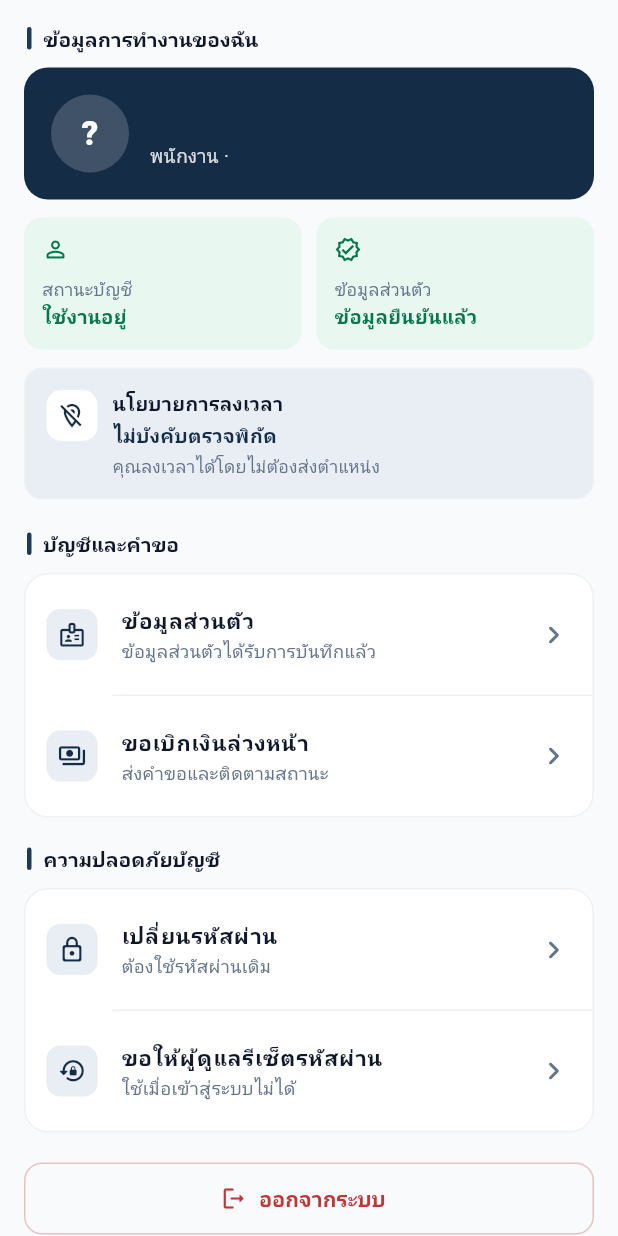
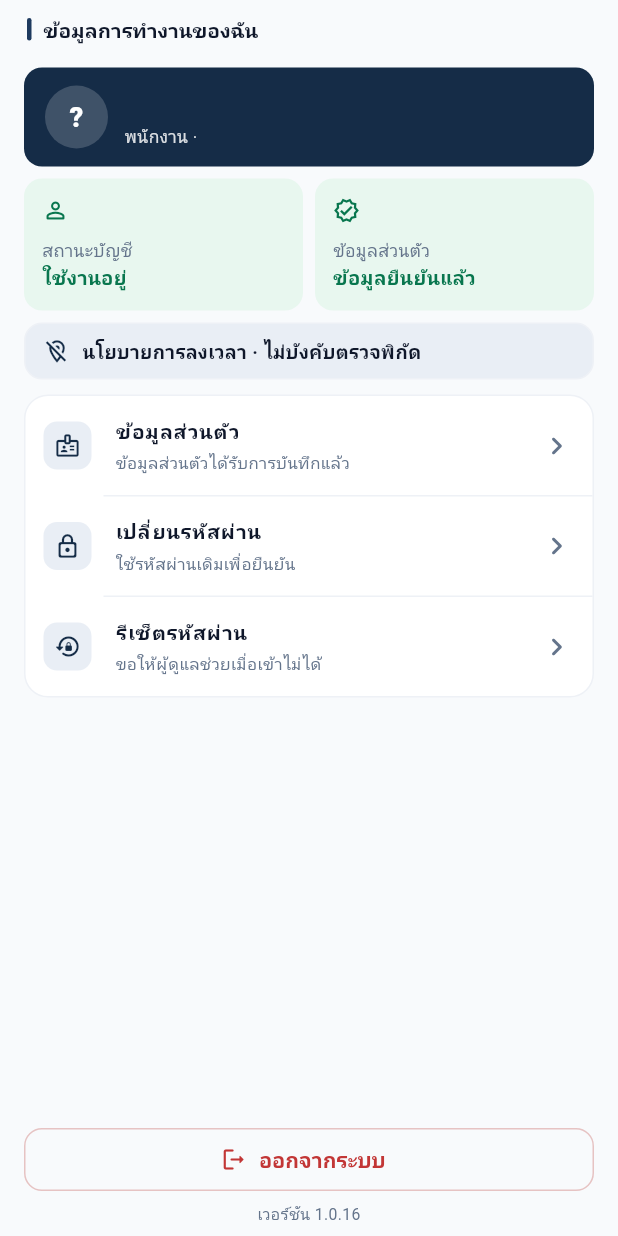
Before and after one commit to worawutmais-dotcom/Workforce_Operations_Hub, a Flutter app: the AccountScreen widget shown alone on an empty page, opened directly with empty values, on a phone screen of 412 x 824 dp. Run offline on Flutter 3.47's test engine with Material 3 defaults, Android fonts, the phone set to English and light mode, and no system bars; our stand-ins replace flutter_local_notifications, flutter_map, flutter_secure_storage, geolocator, latlong2, timezone; accounts and stored records are empty; network calls fail.

Commit message:
feat: streamline employee account screen

```diff
--- a/employee_mobile/lib/main.dart
+++ b/employee_mobile/lib/main.dart
@@ -2325,10 +2325,9 @@ class _RequestsPage extends StatefulWidget {
 }
 
 class _RequestsPageState extends State<_RequestsPage> {
-  List<Map<String, dynamic>> _leaves = [], _advances = [];
+  List<Map<String, dynamic>> _leaves = [];
   bool _loading = true;
   String? _error;
-  String _filter = 'all';
 
   @override
   void initState() {
@@ -2342,14 +2341,10 @@ class _RequestsPageState extends State<_RequestsPage> {
       _error = null;
     });
     try {
-      final result = await Future.wait([
-        BvnApi().leaveCalendar(widget.token),
-        BvnApi().advances(widget.token),
-      ]);
+      final leaves = await BvnApi().leaveCalendar(widget.token);
       if (mounted) {
         setState(() {
-          _leaves = result[0];
-          _advances = result[1];
+          _leaves = leaves;
           _loading = false;
         });
       }
@@ -2455,52 +2450,6 @@ class _RequestsPageState extends State<_RequestsPage> {
     ),
   );
 
-  Widget _advanceCard(BuildContext context, Map<String, dynamic> item) => Card(
-    child: Padding(
-      padding: const EdgeInsets.all(14),
-      child: Row(
-        crossAxisAlignment: CrossAxisAlignment.start,
-        children: [
-          _requestIcon(context, Icons.payments_outlined),
-          const SizedBox(width: 12),
-          Expanded(
-            child: Column(
-              crossAxisAlignment: CrossAxisAlignment.start,
-              children: [
-                const Text(
-                  'เบิกเงินล่วงหน้า',
-                  style: TextStyle(fontSize: 15, fontWeight: FontWeight.w600),
-                ),
-                const SizedBox(height: 3),
-                Text(
-                  '${item['requestDate'] ?? '—'} · ฿${((item['amount'] as num?) ?? 0).toStringAsFixed(2)}',
-                  style: TextStyle(
-                    fontSize: 12,
-                    color: Theme.of(context).colorScheme.onSurfaceVariant,
-                  ),
-                ),
-                if ('${item['reason'] ?? ''}'.trim().isNotEmpty) ...[
-                  const SizedBox(height: 5),
-                  Text(
-                    '${item['reason']}',
-                    maxLines: 2,
-                    overflow: TextOverflow.ellipsis,
-                    style: TextStyle(
-                      fontSize: 12,
-                      color: Theme.of(context).colorScheme.onSurfaceVariant,
-                    ),
-                  ),
-                ],
-              ],
-            ),
-          ),
-          const SizedBox(width: 8),
-          _badge('${item['status'] ?? 'pending'}'),
-        ],
-      ),
-    ),
-  );
-
   Widget _requestIcon(BuildContext context, IconData icon) => Container(
     width: 38,
     height: 38,
@@ -2517,8 +2466,7 @@ class _RequestsPageState extends State<_RequestsPage> {
 
   @override
   Widget build(BuildContext context) {
-    final leaves = _filter == 'advance' ? <Map<String, dynamic>>[] : _leaves;
-    final advances = _filter == 'leave' ? <Map<String, dynamic>>[] : _advances;
+    final leaves = _leaves;
     return RefreshIndicator(
       onRefresh: _load,
       child: ListView(
@@ -2539,7 +2487,7 @@ class _RequestsPageState extends State<_RequestsPage> {
                     ),
                     SizedBox(height: 3),
                     Text(
-                      'ติดตามสถานะลาและเงินล่วงหน้า',
+                      'ติดตามสถานะคำขอลาของคุณ',
                       style: TextStyle(fontSize: 12),
                     ),
                   ],
@@ -2551,17 +2499,7 @@ class _RequestsPageState extends State<_RequestsPage> {
               ),
             ],
           ),
-          const SizedBox(height: 16),
-          SegmentedButton<String>(
-            segments: const [
-              ButtonSegment(value: 'all', label: Text('ทั้งหมด')),
-              ButtonSegment(value: 'leave', label: Text('ลา')),
-              ButtonSegment(value: 'advance', label: Text('เงินล่วงหน้า')),
-            ],
-            selected: {_filter},
-            onSelectionChanged: (v) => setState(() => _filter = v.first),
-          ),
-          const SizedBox(height: 16),
+          const SizedBox(height: 12),
           if (_loading)
             const Padding(
               padding: EdgeInsets.all(30),
@@ -2584,7 +2522,7 @@ class _RequestsPageState extends State<_RequestsPage> {
                 ),
               ),
             )
-          else if (leaves.isEmpty && advances.isEmpty)
+          else if (leaves.isEmpty)
             Card(
               child: Padding(
                 padding: const EdgeInsets.all(20),
@@ -2602,7 +2540,7 @@ class _RequestsPageState extends State<_RequestsPage> {
                     ),
                     const SizedBox(height: 3),
                     const Text(
-                      'เมื่อส่งคำขอลาหรือเบิกเงินล่วงหน้า สถานะจะแสดงที่นี่',
+                      'เมื่อส่งคำขอลา สถานะจะแสดงที่นี่',
                       textAlign: TextAlign.center,
                     ),
                   ],
@@ -2610,7 +2548,6 @@ class _RequestsPageState extends State<_RequestsPage> {
               ),
             )
           else ...[
-            if (leaves.isNotEmpty) ...[
             Text(
               'การลา',
               style: TextStyle(
@@ -2626,25 +2563,6 @@ class _RequestsPageState extends State<_RequestsPage> {
                 child: _leaveCard(context, e),
               ),
             ),
-            ],
-            if (advances.isNotEmpty) ...[
-              const SizedBox(height: 8),
-              Text(
-                'เงินล่วงหน้า',
-                style: TextStyle(
-                  fontSize: 13,
-                  fontWeight: FontWeight.w600,
-                  color: Theme.of(context).colorScheme.onSurfaceVariant,
-                ),
-              ),
-              const SizedBox(height: 8),
-              ...advances.map(
-                (e) => Padding(
-                  padding: const EdgeInsets.only(bottom: 9),
-                  child: _advanceCard(context, e),
-                ),
-              ),
-            ],
           ],
         ],
       ),
@@ -3020,107 +2938,87 @@ class AccountScreen extends StatelessWidget {
     );
     final displayName = name.trim().isEmpty ? id : name.trim();
     final displayRole = role.trim().isEmpty ? 'พนักงาน' : role.trim();
-    return ListView(
-      padding: const EdgeInsets.all(16),
+    return SafeArea(
+      minimum: const EdgeInsets.fromLTRB(16, 10, 16, 8),
+      child: Column(
+        crossAxisAlignment: CrossAxisAlignment.stretch,
         children: [
           const SectionLabel('ข้อมูลการทำงานของฉัน'),
+          const SizedBox(height: 6),
           Container(
-          padding: const EdgeInsets.all(18),
+            padding: const EdgeInsets.symmetric(horizontal: 14, vertical: 12),
             decoration: BoxDecoration(
               gradient: kHeroGradient,
-            borderRadius: BorderRadius.circular(kRadius),
+              borderRadius: BorderRadius.circular(kRadiusSm),
               boxShadow: kHeroShadow,
             ),
             child: Row(
               children: [
                 CircleAvatar(
-                radius: 26,
+                  radius: 21,
                   backgroundColor: Colors.white.withValues(alpha: .18),
-                child: Text(
-                  displayName.isEmpty ? '?' : displayName[0].toUpperCase(),
-                  style: const TextStyle(color: Colors.white, fontSize: 22, fontWeight: FontWeight.w800),
-                ),
-              ),
-              const SizedBox(width: 14),
-              Expanded(
-                child: Column(
-                  crossAxisAlignment: CrossAxisAlignment.start,
-                  children: [
-                    Text(displayName, maxLines: 2, overflow: TextOverflow.ellipsis, style: const TextStyle(color: Colors.white, fontSize: 18, fontWeight: FontWeight.w800)),
-                    const SizedBox(height: 3),
-                    Text('$displayRole · $id', maxLines: 2, overflow: TextOverflow.ellipsis, style: TextStyle(color: Colors.white.withValues(alpha: .84), fontSize: 12.5)),
-                  ],
-                ),
-              ),
-            ],
-          ),
-        ),
-        const SizedBox(height: 12),
-        Row(
-          children: [
+                  child: Text(displayName.isEmpty ? '?' : displayName[0].toUpperCase(), style: const TextStyle(color: Colors.white, fontSize: 18, fontWeight: FontWeight.w800)),
+                ),
+                const SizedBox(width: 11),
+                Expanded(child: Column(crossAxisAlignment: CrossAxisAlignment.start, children: [
+                  Text(displayName, maxLines: 1, overflow: TextOverflow.ellipsis, style: const TextStyle(color: Colors.white, fontSize: 16, fontWeight: FontWeight.w800)),
+                  const SizedBox(height: 2),
+                  Text('$displayRole · $id', maxLines: 1, overflow: TextOverflow.ellipsis, style: TextStyle(color: Colors.white.withValues(alpha: .84), fontSize: 11.5)),
+                ])),
+              ],
+            ),
+          ),
+          const SizedBox(height: 8),
+          Row(children: [
             Expanded(child: _statusCard('สถานะบัญชี', 'ใช้งานอยู่', Icons.person_outline_rounded, const Color(0xFFE8F7EF), const Color(0xFF08764E))),
-            const SizedBox(width: 10),
+            const SizedBox(width: 8),
             Expanded(child: _statusCard('ข้อมูลส่วนตัว', status.label, status.icon, status.background, status.foreground)),
-          ],
-        ),
-        const SizedBox(height: 12),
-        Container(
-          padding: const EdgeInsets.all(14),
-          decoration: BoxDecoration(color: kBrandSoft, borderRadius: BorderRadius.circular(kRadiusSm), border: Border.all(color: kHair)),
-          child: Row(
-            crossAxisAlignment: CrossAxisAlignment.start,
-            children: [
-              Container(width: 34, height: 34, decoration: BoxDecoration(color: Colors.white, borderRadius: BorderRadius.circular(10)), child: Icon(locationRequired ? Icons.location_on_outlined : Icons.location_off_outlined, color: kBrandDeep, size: 19)),
-              const SizedBox(width: 10),
-              Expanded(child: Column(crossAxisAlignment: CrossAxisAlignment.start, children: [
-                const Text('นโยบายการลงเวลา', style: TextStyle(fontSize: 13, fontWeight: FontWeight.w700, color: kInk)),
-                const SizedBox(height: 2),
-                Text(status.locationPolicy, style: const TextStyle(fontSize: 13, fontWeight: FontWeight.w700, color: kBrandDeep)),
-                const SizedBox(height: 2),
-                Text(locationRequired ? 'กรุณาอนุญาต GPS และอยู่ในจุดทำงานที่บริษัทกำหนด' : 'คุณลงเวลาได้โดยไม่ต้องส่งตำแหน่ง', style: const TextStyle(fontSize: 11.5, color: kMuted)),
-              ])),
-            ],
-          ),
-        ),
+          ]),
+          const SizedBox(height: 8),
+          _locationPolicy(status),
           if (status.requiresAction) ...[
-          const SizedBox(height: 12),
-          InkWell(
-            onTap: () => _identityDialog(context),
-            borderRadius: BorderRadius.circular(kRadiusSm),
-            child: Container(
-              padding: const EdgeInsets.all(13),
-              decoration: BoxDecoration(color: status.background, borderRadius: BorderRadius.circular(kRadiusSm), border: Border.all(color: status.foreground.withValues(alpha: .25))),
-              child: Row(children: [Icon(Icons.info_outline_rounded, color: status.foreground, size: 19), const SizedBox(width: 9), Expanded(child: Text(status.detail, style: TextStyle(color: status.foreground, fontSize: 12.5, fontWeight: FontWeight.w600))), Icon(Icons.chevron_right_rounded, color: status.foreground)]),
-            ),
-          ),
-        ],
-        const SizedBox(height: 20),
-        const SectionLabel('บัญชีและคำขอ'),
+            const SizedBox(height: 8),
+            _identityAlert(context, status),
+          ],
+          const SizedBox(height: 10),
           SoftCard(
             padding: EdgeInsets.zero,
             child: Column(children: [
               _accountTile(context, Icons.badge_outlined, 'ข้อมูลส่วนตัว', status.requiresAction ? 'กรอกข้อมูลเพื่อส่งให้ผู้ดูแลตรวจสอบ' : status.detail, () => _identityDialog(context)),
-            const Divider(height: 1, indent: 58),
-            _accountTile(context, Icons.payments_outlined, 'ขอเบิกเงินล่วงหน้า', 'ส่งคำขอและติดตามสถานะ', () => _advanceDialog(context)),
+              const Divider(height: 1, indent: 52),
+              _accountTile(context, Icons.lock_outline_rounded, 'เปลี่ยนรหัสผ่าน', 'ใช้รหัสผ่านเดิมเพื่อยืนยัน', () => _changePasswordDialog(context)),
+              const Divider(height: 1, indent: 52),
+              _accountTile(context, Icons.lock_reset_rounded, 'รีเซ็ตรหัสผ่าน', 'ขอให้ผู้ดูแลช่วยเมื่อเข้าไม่ได้', () => _requestResetDialog(context)),
             ]),
           ),
-        const SizedBox(height: 18),
-        const SectionLabel('ความปลอดภัยบัญชี'),
-        SoftCard(
-          padding: EdgeInsets.zero,
-          child: Column(children: [
-            _accountTile(context, Icons.lock_outline_rounded, 'เปลี่ยนรหัสผ่าน', 'ต้องใช้รหัสผ่านเดิม', () => _changePasswordDialog(context)),
-            const Divider(height: 1, indent: 58),
-            _accountTile(context, Icons.lock_reset_rounded, 'ขอให้ผู้ดูแลรีเซ็ตรหัสผ่าน', 'ใช้เมื่อเข้าสู่ระบบไม่ได้', () => _requestResetDialog(context)),
+          const Spacer(),
+          OutlinedButton.icon(onPressed: onLogout, style: OutlinedButton.styleFrom(minimumSize: const Size.fromHeight(42), foregroundColor: kDanger, side: const BorderSide(color: Color(0xFFE6C3C3))), icon: const Icon(Icons.logout_rounded, size: 18), label: const Text('ออกจากระบบ')),
+          const SizedBox(height: 4),
+          Center(child: Text('เวอร์ชัน $kAppVersionName', style: const TextStyle(fontSize: 10.5, color: kMuted))),
+        ],
+      ),
+    );
+  }
+
+  Widget _locationPolicy(WorkIdentityStatus status) => Container(
+    padding: const EdgeInsets.symmetric(horizontal: 12, vertical: 9),
+    decoration: BoxDecoration(color: kBrandSoft, borderRadius: BorderRadius.circular(kRadiusSm), border: Border.all(color: kHair)),
+    child: Row(children: [
+      Icon(locationRequired ? Icons.location_on_outlined : Icons.location_off_outlined, color: kBrandDeep, size: 18),
+      const SizedBox(width: 8),
+      Expanded(child: Text('นโยบายการลงเวลา · ${status.locationPolicy}', maxLines: 1, overflow: TextOverflow.ellipsis, style: const TextStyle(fontSize: 12.5, fontWeight: FontWeight.w700, color: kInk))),
     ]),
-        ),
-        const SizedBox(height: 20),
-        OutlinedButton.icon(onPressed: onLogout, style: OutlinedButton.styleFrom(foregroundColor: kDanger, side: const BorderSide(color: Color(0xFFE6C3C3))), icon: const Icon(Icons.logout_rounded, size: 18), label: const Text('ออกจากระบบ')),
-        const SizedBox(height: 8),
-        Center(child: Text('เวอร์ชัน $kAppVersionName', style: const TextStyle(fontSize: 11.5, color: kMuted))),
-      ],
-    );
-  }
+  );
+
+  Widget _identityAlert(BuildContext context, WorkIdentityStatus status) => InkWell(
+    onTap: () => _identityDialog(context),
+    borderRadius: BorderRadius.circular(kRadiusSm),
+    child: Container(
+      padding: const EdgeInsets.symmetric(horizontal: 11, vertical: 9),
+      decoration: BoxDecoration(color: status.background, borderRadius: BorderRadius.circular(kRadiusSm), border: Border.all(color: status.foreground.withValues(alpha: .25))),
+      child: Row(children: [Icon(Icons.info_outline_rounded, color: status.foreground, size: 18), const SizedBox(width: 8), Expanded(child: Text(status.detail, maxLines: 1, overflow: TextOverflow.ellipsis, style: TextStyle(color: status.foreground, fontSize: 12, fontWeight: FontWeight.w600))), Icon(Icons.chevron_right_rounded, color: status.foreground)]),
+    ),
+  );
 
   Widget _statusCard(String title, String value, IconData icon, Color bg, Color fg) => Container(
     padding: const EdgeInsets.all(12),
@@ -3140,23 +3038,25 @@ class AccountScreen extends StatelessWidget {
     VoidCallback onTap,
   ) => ListTile(
     onTap: onTap,
-    contentPadding: const EdgeInsets.symmetric(horizontal: 14, vertical: 4),
+    dense: true,
+    minVerticalPadding: 2,
+    contentPadding: const EdgeInsets.symmetric(horizontal: 12, vertical: 1),
     leading: Container(
-      width: 34,
-      height: 34,
+      width: 32,
+      height: 32,
       decoration: BoxDecoration(
         color: kBrandSoft,
         borderRadius: BorderRadius.circular(9),
       ),
-      child: Icon(icon, size: 19, color: kBrandDeep),
+      child: Icon(icon, size: 18, color: kBrandDeep),
     ),
     title: Text(
       title,
-      style: const TextStyle(fontSize: 14.5, fontWeight: FontWeight.w600),
+      style: const TextStyle(fontSize: 13.5, fontWeight: FontWeight.w600),
     ),
     subtitle: subtitle == null
         ? null
-        : Text(subtitle, style: const TextStyle(fontSize: 12, color: kMuted)),
+        : Text(subtitle, maxLines: 1, overflow: TextOverflow.ellipsis, style: const TextStyle(fontSize: 11, color: kMuted)),
     trailing: const Icon(Icons.chevron_right_rounded, color: kMuted),
   );
 
@@ -3243,56 +3143,6 @@ class AccountScreen extends StatelessWidget {
     );
   }
 
-  Future<void> _advanceDialog(BuildContext context) async {
-    final amount = TextEditingController(), reason = TextEditingController();
-    final ok = await showDialog<bool>(
-      context: context,
-      builder: (c) => AlertDialog(
-        title: const Text('ขอเบิกเงินล่วงหน้า'),
-        content: Column(
-          mainAxisSize: MainAxisSize.min,
-          children: [
-            TextField(
-              controller: amount,
-              keyboardType: TextInputType.number,
-              decoration: const InputDecoration(labelText: 'จำนวนเงิน (บาท)'),
-            ),
-            TextField(
-              controller: reason,
-              decoration: const InputDecoration(labelText: 'เหตุผล'),
-            ),
-          ],
-        ),
-        actions: [
-          TextButton(
-            onPressed: () => Navigator.pop(c, false),
-            child: const Text('ยกเลิก'),
-          ),
-          FilledButton(
-            onPressed: () => Navigator.pop(c, true),
-            child: const Text('ส่งคำขอ'),
-          ),
-        ],
-      ),
-    );
-    if (ok != true) return;
-    final amt = double.tryParse(amount.text.trim()) ?? 0;
-    if (amt <= 0) {
-      _snack(context, 'จำนวนเงินไม่ถูกต้อง');
-      return;
-    }
-    try {
-      await BvnApi().submitAdvance(
-        token: token,
-        amount: amt,
-        reason: reason.text.trim(),
-      );
-      _snack(context, 'ส่งคำขอเบิกเงินล่วงหน้าแล้ว');
-    } catch (e) {
-      _snack(context, e.toString());
-    }
-  }
-
   Future<void> _changePasswordDialog(BuildContext context) async {
     final oldPw = TextEditingController(), newPw = TextEditingController();
     final ok = await showDialog<bool>(
--- a/employee_mobile/lib/update.dart
+++ b/employee_mobile/lib/update.dart
@@ -6,8 +6,8 @@ import 'bvn_api.dart';
 /// Must match pubspec `version: x.y.z+<code>` for the checked-in release.
 /// The backend's `version` action returns `appVersionCode`; when that is higher
 /// than this, the app offers the new APK (hosted on Drive).
-const int kAppVersionCode = 15;
-const String kAppVersionName = '1.0.15';
+const int kAppVersionCode = 16;
+const String kAppVersionName = '1.0.16';
 
 /// A backend must advertise a strictly newer build and a browser-openable APK.
 /// Keeping this pure makes the no-update path regression-testable.
--- a/employee_mobile/pubspec.yaml
+++ b/employee_mobile/pubspec.yaml
@@ -16,7 +16,7 @@ publish_to: 'none' # Remove this line if you wish to publish to pub.dev
 # https://developer.apple.com/library/archive/documentation/General/Reference/InfoPlistKeyReference/Articles/CoreFoundationKeys.html
 # In Windows, build-name is used as the major, minor, and patch parts
 # of the product and file versions while build-number is used as the build suffix.
-version: 1.0.15+15
+version: 1.0.16+16
 
 environment:
   sdk: ^3.13.7
```
Also changed, not shown: 2 other files. Lines whose indentation alone changed are shown as unchanged.
